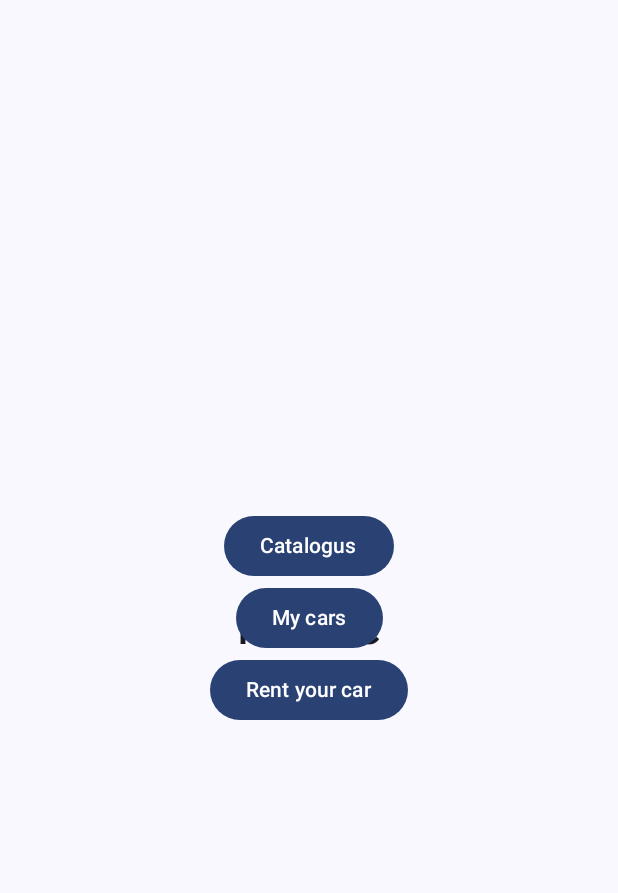
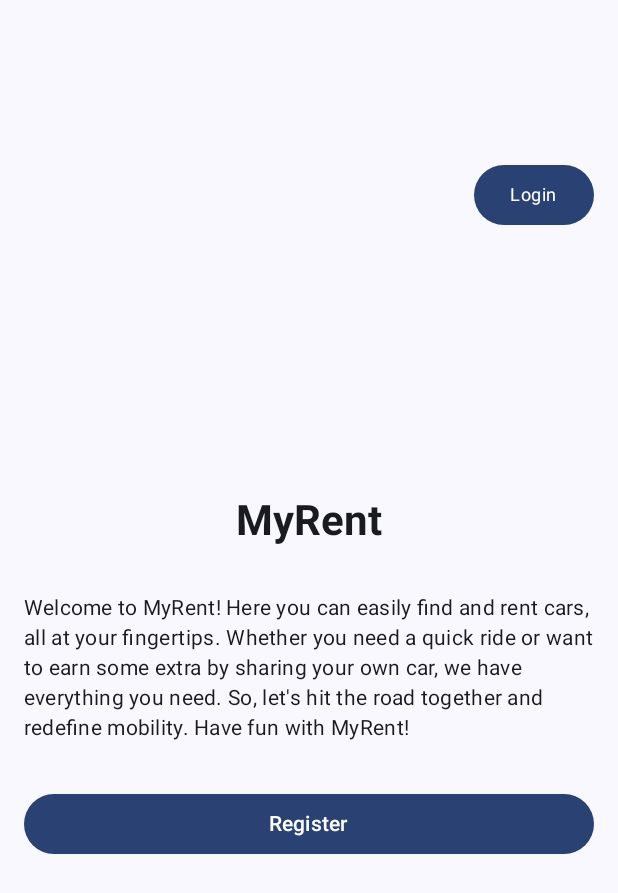
Before and after one commit to thisw2004/MyRentFinal, an Android app built with Jetpack Compose: the screen it shows after launch (MainActivity), on a phone screen of 412 x 824 dp. Shown: the top 893 px of the screen. Run offline under Robolectric (Android 15) with nearby library versions, the light colour scheme and no system bars.

Commit message:
v1.1 Just some addings

```diff
--- a/app/src/main/java/com/example/myrentapp/CarView.kt
+++ /dev/null
@@ -1,3 +0,0 @@
-package com.example.myrentapp
-
-/*Dit wordt de echte car view met de logica voor de buttons,de andere zijn ff voor het snel simuleren*/
--- a/app/src/main/java/com/example/myrentapp/MainActivity.kt
+++ b/app/src/main/java/com/example/myrentapp/MainActivity.kt
@@ -10,6 +10,7 @@ import androidx.compose.foundation.layout.Arrangement
 import androidx.compose.foundation.layout.Column
 import androidx.compose.foundation.layout.Spacer
 import androidx.compose.foundation.layout.fillMaxSize
+import androidx.compose.foundation.layout.fillMaxWidth
 import androidx.compose.foundation.layout.height
 import androidx.compose.foundation.layout.padding
 import androidx.compose.foundation.layout.safeDrawingPadding
@@ -24,6 +25,7 @@ import androidx.compose.runtime.Composable
 import androidx.compose.ui.Alignment
 import androidx.compose.ui.Modifier
 import androidx.compose.ui.res.stringResource
+import androidx.compose.ui.text.font.FontWeight
 import androidx.compose.ui.tooling.preview.Preview
 import androidx.compose.ui.unit.dp
 
@@ -86,6 +88,18 @@ class MainActivity : ComponentActivity() {
                             composable("takePhoto") {
                                 MaakFotoLayout()
                             }
+                            //home screen
+                            composable("Login"){
+                                LoginFormLayout(sharedViewModel,navController)
+                            }
+
+                            composable("Register"){
+                                RegisterFormLayout(sharedViewModel,navController)
+                            }
+
+                            composable("HomeScreen"){
+                                HomeScreenLayout(sharedViewModel,navController)
+                            }
                         }
                     }
                 }
@@ -96,57 +110,72 @@ class MainActivity : ComponentActivity() {
 
 @Composable
 fun MyMainscreenLayout(navController: NavHostController) {
-
     Column(
-
         modifier = Modifier
-            //.statusBarsPadding()
-            .padding(horizontal = 150.dp)
-            //.verticalScroll(rememberScrollState())
+            .statusBarsPadding()
+            .padding(horizontal = 16.dp) // Verminderde horizontale padding
+            .verticalScroll(rememberScrollState())
             .safeDrawingPadding(),
         horizontalAlignment = Alignment.CenterHorizontally,
         verticalArrangement = Arrangement.Center
     ) {
-        //title
-        Spacer(modifier = Modifier.height(10.dp))
+        // Button "Inloggen" verplaatst naar buiten de Column met de titel
 
+        Spacer(modifier = Modifier.height(20.dp))
+
+        Button(
+            onClick = { navController.navigate("Login") },
+            modifier = Modifier
+                 // De volledige breedte van de rij innemen
+                .align(Alignment.End)
+                //.padding(end = 16.dp) // Rechtse padding toevoegen
+        ) {
+            Text(
+                text = stringResource(R.string.Login),
+                style = MaterialTheme.typography.bodySmall // Kleinere tekstgrootte
+            )
+        }
+
+        Spacer(modifier = Modifier.height(175.dp))
+
+        // Titel met vetgedrukte stijl en verspreide tekst over het scherm
         Text(
-            text = stringResource(R.string.homeTitle),
-            style = MaterialTheme.typography.displaySmall,
-            //placeholder
+            text = stringResource(R.string.MainTitle),
+            style = MaterialTheme.typography.headlineMedium.copy(fontWeight = FontWeight.Bold),
+            modifier = Modifier
+                .align(Alignment.CenterHorizontally)
         )
-    }
-    Column(
-        modifier = Modifier
-            .statusBarsPadding()
-            .padding(horizontal = 40.dp)
-            //.verticalScroll(rememberScrollState())
-            .fillMaxSize()
-            .safeDrawingPadding(),
-        horizontalAlignment = Alignment.CenterHorizontally,
-        verticalArrangement = Arrangement.Center
-    ) {
 
+        Spacer(modifier = Modifier.height(30.dp))
 
-            Button(onClick = { navController.navigate("catalogus")}) {
-                Text(stringResource(R.string.CatalogusTitle))
+        // Intro tekst met kleinere tekstgrootte en verspreide tekst over het scherm
+        Text(
+            text = stringResource(R.string.IntroTxt),
+            style = MaterialTheme.typography.bodyMedium, // Kleinere tekstgrootte
+            modifier = Modifier.fillMaxWidth() // Tekst verspreiden over het scherm
+        )
+
+        Spacer(modifier = Modifier.height(30.dp))
+
+        Column(
+            modifier = Modifier,
+            horizontalAlignment = Alignment.CenterHorizontally
+        ) {
+            // Navigatieknop "Registreren" met verspreide tekst over het scherm
+            Button(
+                onClick = { navController.navigate("Register") },
+                modifier = Modifier.fillMaxWidth() // Knop de volledige breedte van de rij laten innemen
+            ) {
+                Text(stringResource(R.string.RegisterTitle))
             }
-            Button(onClick = { navController.navigate("myCars")}) {
-                Text(stringResource(R.string.MyCarTitle))
-            }
-            Button(onClick = { navController.navigate("verhuren")
-            }) {
-                Text(stringResource(R.string.RentCar))
-            }
-        //was eigenlijk hetzelfde als catalogus,omdat je naar catalogus gaat om een car te bekijken en te huren
-//            Button(onClick = { navController.navigate(("huren")) }) {
-//                Text(stringResource(R.string.HireCar))
-//            }
-//            Button(onClick = { navController.navigate("looproute")}) {
-//                Text(stringResource(R.string.CalcLooproute))
-//            }
+
+            Spacer(modifier = Modifier.height(15.dp))
+        }
+
+        Spacer(modifier = Modifier.height(150.dp))
     }
 }
+
 
 @Preview(showBackground = true)
 @Composable
--- a/app/src/main/res/values/strings.xml
+++ b/app/src/main/res/values/strings.xml
@@ -43,6 +43,13 @@
     <string name="Car4Txt">Car 4</string>
     <string name="CarDataTitle">Car Data:</string>
     <string name="CarData">"Brand: \\nModel: \\nBuildyear: \\nKenteken: \\nFueltype: "</string>
+    <string name="LoginTitle">"Login"</string>
+    <string name="Username">Username</string>
+    <string name="Login">Login</string>
+    <string name="Password">Password</string>
+    <string name="RegisterTitle">Register</string>
+    <string name="MainTitle" translatable="false">MyRent</string>
+    <string name="IntroTxt">Welcome to MyRent!  Here you can easily find and rent cars, all at your fingertips. Whether you need a quick ride or want to earn some extra by sharing your own car, we have everything you need.  So, let\'s hit the road together and redefine mobility. Have fun with MyRent!</string>
 
 
 </resources>
```
Also changed, not shown: app/src/main/java/com/example/myrentapp/HomeScreen.kt (added, +130 -0 lines), app/src/main/java/com/example/myrentapp/Login.kt (added, +165 -0 lines), app/src/main/java/com/example/myrentapp/Register.kt (added, +164 -0 lines), 1 other file.
